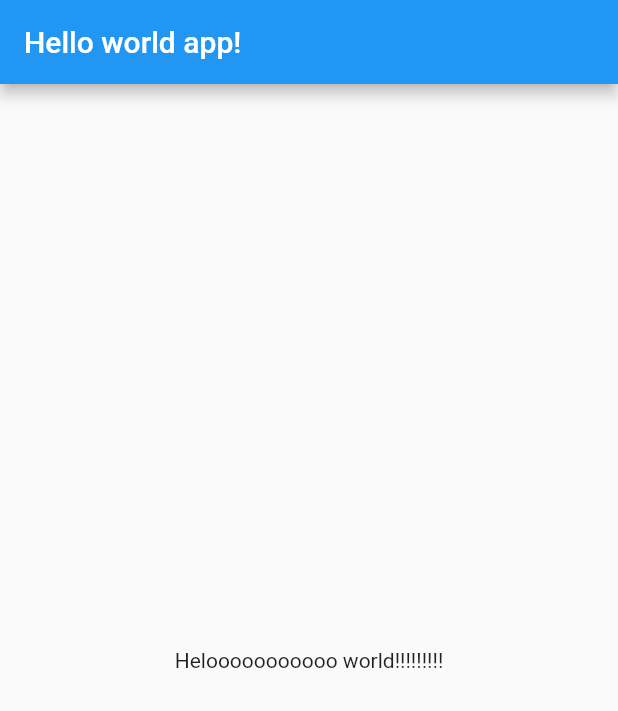
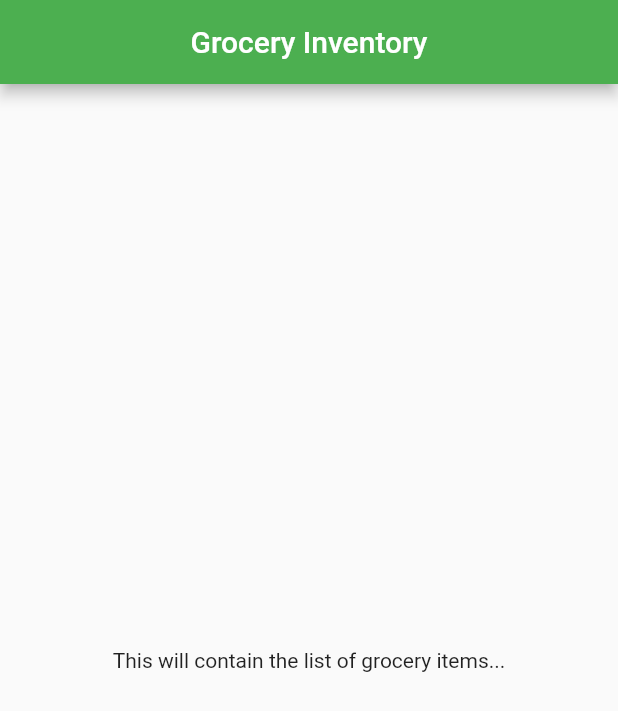
Before and after one commit to arunbalachandran/FlutterHelloWorld, a Flutter app: the screen it shows after launch, on a phone screen of 412 x 824 dp. Shown: the top 711 px of the screen. Run offline on Flutter 3.47's test engine with Material 2 defaults, Android fonts, the phone set to English and light mode, and no system bars.

Commit message:
GROC-6: Centered app title and changed app theme to green

```diff
--- a/flutter_hello_world/lib/main.dart
+++ b/flutter_hello_world/lib/main.dart
@@ -5,27 +5,16 @@ void main() {
 }
 
 class MyApp extends StatelessWidget {
-  // This widget is the root of your application.
   @override
   Widget build(BuildContext context) {
     return MaterialApp(
-      title: 'Flutter Demo',
       theme: ThemeData(
-        // This is the theme of your application.
-        //
-        // Try running your application with "flutter run". You'll see the
-        // application has a blue toolbar. Then, without quitting the app, try
-        // changing the primarySwatch below to Colors.green and then invoke
-        // "hot reload" (press "r" in the console where you ran "flutter run",
-        // or simply save your changes to "hot reload" in a Flutter IDE).
-        // Notice that the counter didn't reset back to zero; the application
-        // is not restarted.
-        primarySwatch: Colors.blue,
-      ),
-      // home: MyHomePage(title: 'Flutter Demo Home Page'),
+          primarySwatch: Colors.green,
+          appBarTheme: AppBarTheme(centerTitle: true)),
       home: Scaffold(
-          appBar: AppBar(title: Text('Hello world app!')),
-          body: Center(child: Text('Helooooooooooo world!!!!!!!!!'))),
+          appBar: AppBar(title: Text('Grocery Inventory')),
+          body: Center(
+              child: Text('This will contain the list of grocery items...'))),
     );
   }
 }
```
